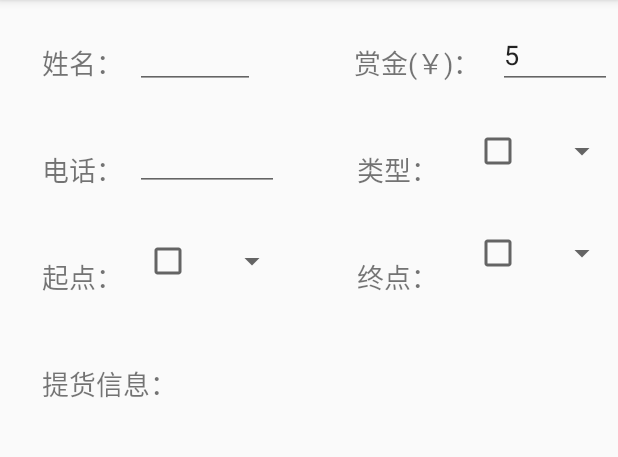
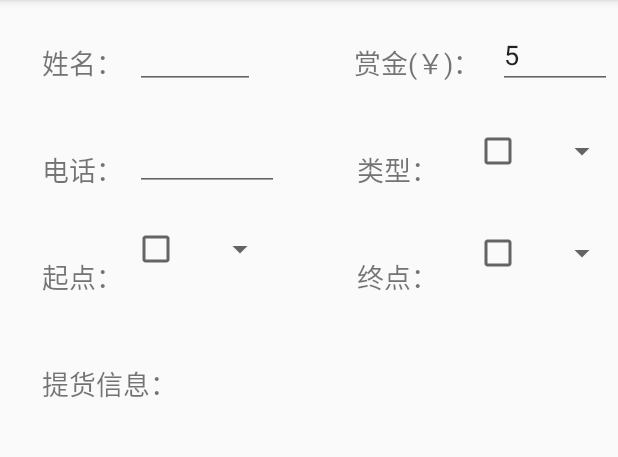
Before and after one commit to StellarL/Express, an Android app: the num11Activity screen opened directly, with no data from a screen before it, on a phone screen of 412 x 824 dp, the part 84-541 px from its top. Run offline under Robolectric (Android 15) with nearby library versions, the phone set to English and light mode, and no system bars.

Commit message:
修改 (#14)

```diff
--- a/app/src/main/java/com/example/packageapp/MyFragment.java
+++ b/app/src/main/java/com/example/packageapp/MyFragment.java
@@ -22,6 +22,7 @@ public class MyFragment extends Fragment {
     @Override
     public void onCreate(Bundle savedInstanceState) {
         super.onCreate(savedInstanceState);
+
     }
 
     @Override
--- a/app/src/main/java/com/example/packageapp/mineActivity.java
+++ b/app/src/main/java/com/example/packageapp/mineActivity.java
@@ -2,6 +2,7 @@ package com.example.packageapp;
 
 import android.support.v7.app.AppCompatActivity;
 import android.os.Bundle;
+import android.widget.Toast;
 
 public class mineActivity extends AppCompatActivity {
 
@@ -9,5 +10,6 @@ public class mineActivity extends AppCompatActivity {
     protected void onCreate(Bundle savedInstanceState) {
         super.onCreate(savedInstanceState);
         setContentView(R.layout.activity_mine);
+
     }
 }
--- a/app/src/main/java/com/example/packageapp/num11Activity.java
+++ b/app/src/main/java/com/example/packageapp/num11Activity.java
@@ -14,14 +14,15 @@ import android.widget.ArrayAdapter;
 import android.widget.Button;
 import android.widget.EditText;
 import android.widget.Spinner;
+import android.widget.TextView;
 
 public class num11Activity extends AppCompatActivity {
 
     private Spinner spinner,startPlace,endPlace;
     private EditText name,payment,phoneNum,info;
     private Button btnCancel,btnSubmit;
-//    private OrderDBHelper orderDBHelper;
-//    private SQLiteDatabase sqLiteDatabase;
+    private OrderDBHelper orderDBHelper;
+    private SQLiteDatabase sqLiteDatabase;
     //用户名
     private String username;
     private DBUtil dbUtil;
@@ -42,6 +43,8 @@ public class num11Activity extends AppCompatActivity {
         btnSubmit=findViewById(R.id.button2);
         info = findViewById(R.id.textPs);
 
+        orderDBHelper = new OrderDBHelper(num11Activity.this,"express1.db",null,1);
+        sqLiteDatabase = orderDBHelper.getReadableDatabase();
 
         /*此段为类型下拉框*/
         spinner=findViewById(R.id.spinner);
@@ -53,11 +56,12 @@ public class num11Activity extends AppCompatActivity {
 
 
 
-        spinner.setOnItemSelectedListener(new AdapterView.OnItemSelectedListener() {
+        /*spinner.setOnItemSelectedListener(new AdapterView.OnItemSelectedListener() {
 
             @Override
             public void onItemSelected(AdapterView<?> adapterView, View view, int i, long l) {
                 String num=arr[i];
+                ((TextView)view).setText(num);
                 adapterView.setVisibility(View.VISIBLE);
             }
 
@@ -66,22 +70,23 @@ public class num11Activity extends AppCompatActivity {
             public void onNothingSelected(AdapterView<?> adapterView) {
 
             }
-        });
+        });*/
 
 
         /*此段为起点下拉框*/
         startPlace=findViewById(R.id.startPlace);
-        String[] arr2=new String[]{
+        final String[] arr2=new String[]{
                 "D1","D2","D3","D5","D6","D7","D8","D9","D10","D11","C1","C2","C7","A1","A2","A3","A4","A5","A6","A7","A8"
         };
         ArrayAdapter<String> arrayAdapter2=new ArrayAdapter<String>(num11Activity.this,android.R.layout.simple_list_item_multiple_choice,arr2);
         startPlace.setAdapter(arrayAdapter2);
 
-        startPlace.setOnItemSelectedListener(new AdapterView.OnItemSelectedListener() {
+        /*startPlace.setOnItemSelectedListener(new AdapterView.OnItemSelectedListener() {
 
             @Override
             public void onItemSelected(AdapterView<?> adapterView, View view, int i, long l) {
-                String num=arr[i];
+                String num=arr2[i];
+                ((TextView)view).setText(num);
                 adapterView.setVisibility(View.VISIBLE);
             }
 
@@ -90,16 +95,17 @@ public class num11Activity extends AppCompatActivity {
 
             }
         });
-
+*/
 
         /*此段为终点下拉框*/
         endPlace=findViewById(R.id.endPlace);
         endPlace.setAdapter(arrayAdapter2);
-        endPlace.setOnItemSelectedListener(new AdapterView.OnItemSelectedListener() {
+        /*endPlace.setOnItemSelectedListener(new AdapterView.OnItemSelectedListener() {
 
             @Override
             public void onItemSelected(AdapterView<?> adapterView, View view, int i, long l) {
-                String num=arr[i];
+                String num=arr2[i];
+                ((TextView)view).setText(num);
                 adapterView.setVisibility(View.VISIBLE);
             }
 
@@ -107,7 +113,7 @@ public class num11Activity extends AppCompatActivity {
             public void onNothingSelected(AdapterView<?> adapterView) {
 
             }
-        });
+        });*/
 
 
 
--- a/app/src/main/java/com/example/packageapp/num1Activity.java
+++ b/app/src/main/java/com/example/packageapp/num1Activity.java
@@ -24,6 +24,7 @@ public class num1Activity extends AppCompatActivity {
     private CheckBox rmpsd,autolgn;
     private SQLiteDatabase sqLiteDatabase;
     private int RequestCode=1;
+
     //存储密码
     private SharedPreferences pref;
     private SharedPreferences.Editor editor;
--- a/app/src/main/java/com/example/packageapp/num8Activity.java
+++ b/app/src/main/java/com/example/packageapp/num8Activity.java
@@ -20,7 +20,7 @@ public class num8Activity extends AppCompatActivity {
         setContentView(R.layout.activity_num8);
 
         //接单下单选项卡
-        tabHost=findViewById(R.id.tabhost);
+       /* tabHost=findViewById(R.id.tabhost);
         tabHost.setup();
         tabWidget=findViewById(android.R.id.tabs);
         tabWidget.setDividerDrawable(null);//设置无竖线
@@ -39,6 +39,6 @@ public class num8Activity extends AppCompatActivity {
             spec.setContent(intents[i]);
             //将选项卡添加至tabHost上
             tabHost.addTab(spec);
-        }
+        }*/
     }
 }
--- a/app/src/main/res/layout/activity_num11.xml
+++ b/app/src/main/res/layout/activity_num11.xml
@@ -131,8 +131,7 @@
         android:id="@+id/startPlace"
         android:layout_width="102dp"
         android:layout_height="53dp"
-        android:layout_marginStart="8dp"
-        android:layout_marginTop="20dp"
+        android:layout_marginTop="12dp"
         app:layout_constraintStart_toEndOf="@+id/textView34"
         app:layout_constraintTop_toBottomOf="@+id/editText3" />
 
```
Also changed, not shown: app/src/main/AndroidManifest.xml (+13 -5 lines), app/src/main/java/com/example/packageapp/DBUtil.java (+96 -3 lines), app/src/main/java/com/example/packageapp/MyOrderAdapter.java (+10 -4 lines), app/src/main/java/com/example/packageapp/num3Activity.java (+10 -4 lines), app/src/main/java/com/example/packageapp/num9Activity.java (+30 -2 lines), app/src/main/java/com/example/packageapp/orderActivity.java (+26 -4 lines), app/src/main/java/com/example/packageapp/receiveActivity.java (+15 -1 lines), app/src/main/res/layout/activity_mine.xml (+7 -0 lines).
